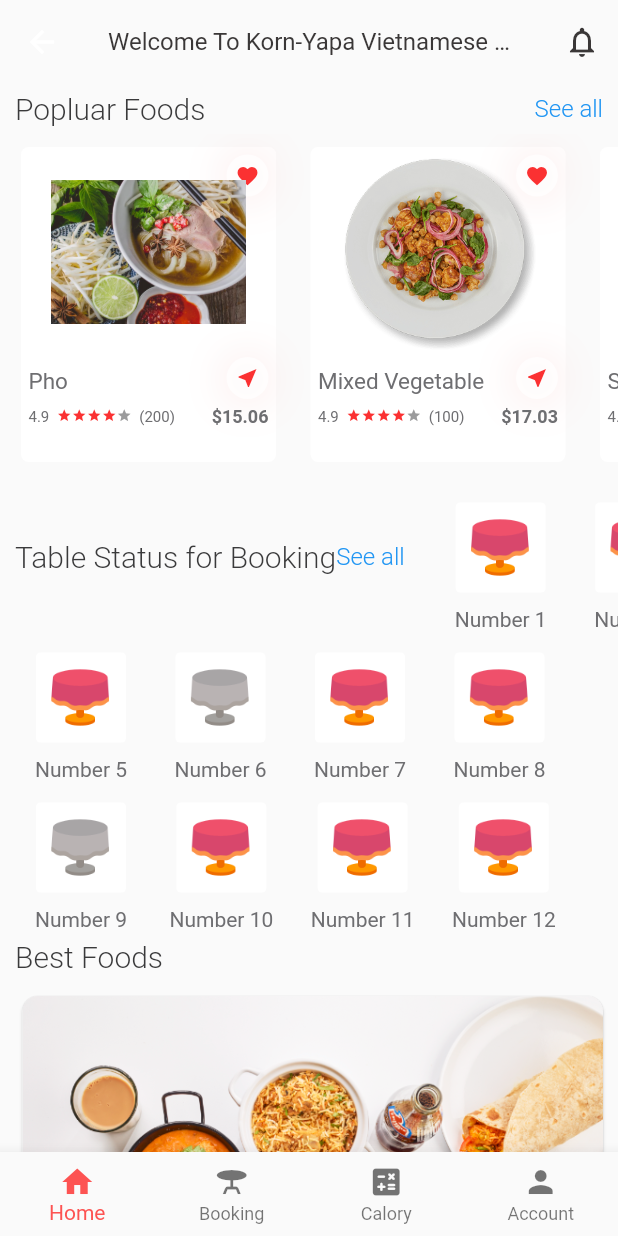
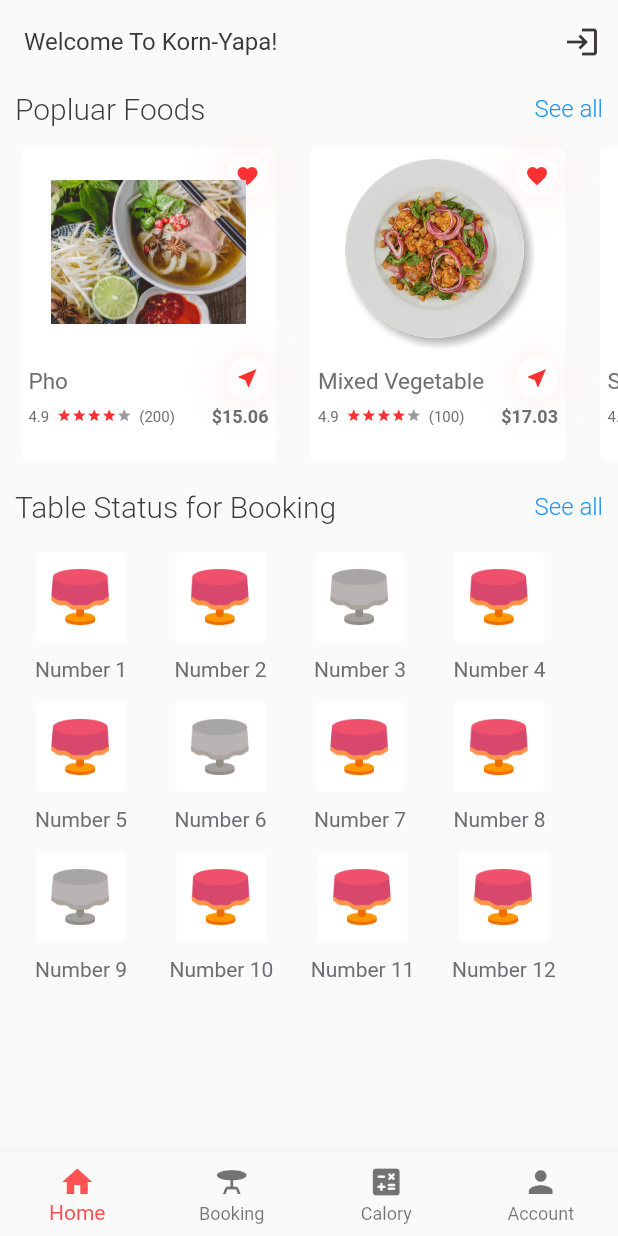
Before and after one commit to dudkinox/app-booking, a Flutter app: the HomePage screen opened directly, on a phone screen of 412 x 824 dp. Run offline on Flutter 3.47's test engine with Material 2 defaults, Android fonts, the phone set to English and light mode, and no system bars; our stand-ins replace carousel_pro, flutter_datetime_picker, font_awesome_flutter, webview_flutter.

Commit message:
HomePage

```diff
--- a/lib/main.dart
+++ b/lib/main.dart
@@ -1,9 +1,9 @@
 import 'package:flutter/material.dart';
-import 'package:flutter_app/pages/BookTable.dart';
+import 'package:flutter_app/pages/HomePage.dart';
 
 void main() => runApp(MaterialApp(
       debugShowCheckedModeBanner: false,
       theme: ThemeData(fontFamily: 'Roboto', hintColor: Color(0xFFd0cece)),
       // home: CaloryCount(),
-      home: BookTable(),
+      home: HomePage(),
     ));
--- a/lib/pages/HomePage.dart
+++ b/lib/pages/HomePage.dart
@@ -1,11 +1,9 @@
 import 'package:flutter/material.dart';
 import 'package:flutter_app/animation/ScaleRoute.dart';
 import 'package:flutter_app/pages/SignInPage.dart';
-import 'package:flutter_app/widgets/BestFoodWidget.dart';
 import 'package:flutter_app/widgets/BottomNavBarWidget.dart';
 
 import '../widgets/PopularFoodsWidget.dart';
-import 'BookTable.dart';
 import 'TableAvailable.dart';
 
 class HomePage extends StatefulWidget {
@@ -21,7 +19,7 @@ class _HomePageState extends State<HomePage> {
         backgroundColor: Color(0xFFFAFAFA),
         elevation: 0,
         title: Text(
-          "Welcome To Korn-Yapa Vietnamese Food!",
+          "Welcome To Korn-Yapa!",
           style: TextStyle(
               color: Color(0xFF3a3737),
               fontSize: 16,
@@ -31,7 +29,7 @@ class _HomePageState extends State<HomePage> {
         actions: <Widget>[
           IconButton(
               icon: Icon(
-                Icons.notifications_none,
+                Icons.login,
                 color: Color(0xFF3a3737),
               ),
               onPressed: () {
@@ -44,7 +42,6 @@ class _HomePageState extends State<HomePage> {
           children: <Widget>[
             PopularFoodsWidget(),
             TableAvailable(),
-            BestFoodWidget(),
           ],
         ),
       ),
--- a/lib/pages/TableAvailable.dart
+++ b/lib/pages/TableAvailable.dart
@@ -24,15 +24,12 @@ class _TableAvailableState extends State<TableAvailable> {
     return SingleChildScrollView(
       child: Column(
         children: [
+          TableAvailableTitle(),
           Container(
             height: 100,
             child: ListView(
               scrollDirection: Axis.horizontal,
               children: <Widget>[
-                TableAvailableTitle(),
-                SizedBox(
-                  height: 10,
-                ),
                 BookTableTiles(
                     name: "Number 1",
                     imageUrl: "table",
```
